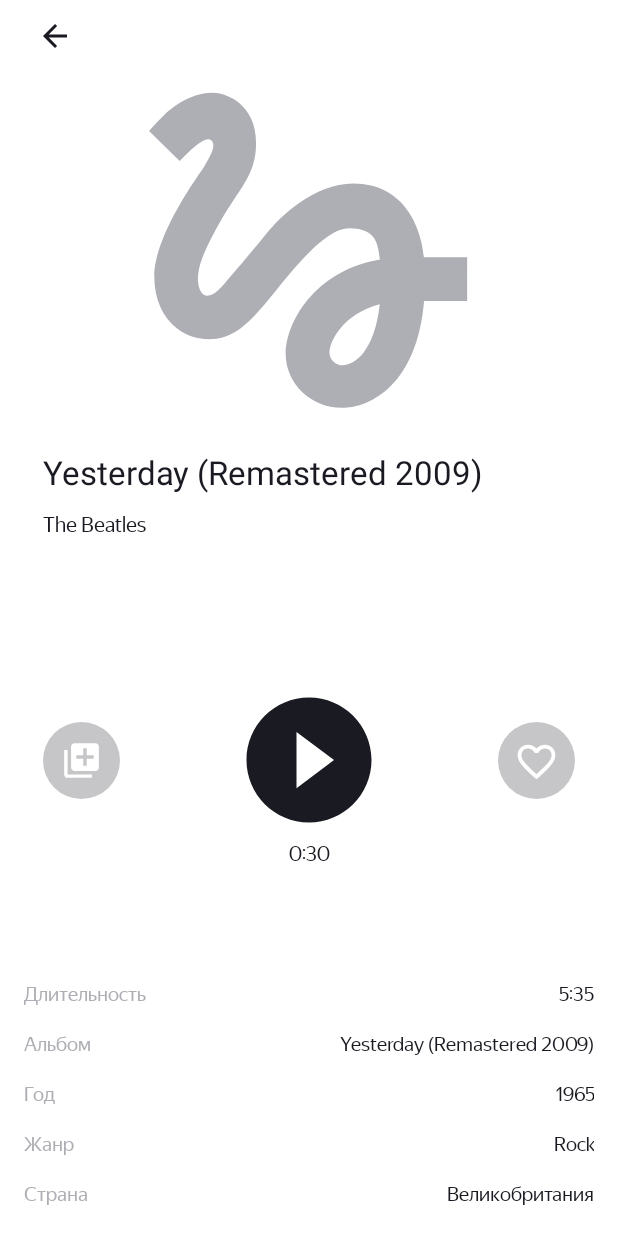
After one commit to RTRT10000/PlaylistMaker, an Android app: the layout activity_audioplayer.xml on its own in the app's theme, with its tools: preview values and no code run, on a phone screen of 412 x 824 dp. The commit adds this screen. Run offline under Robolectric (Android 15) with nearby library versions, the phone set to English and light mode, and no system bars.

Commit message:
Спринт 13. Макет экрана плеера

```diff
--- a/app/src/main/java/com/practicum/playlistmaker/Track.kt
+++ b/app/src/main/java/com/practicum/playlistmaker/Track.kt
@@ -6,4 +6,8 @@ data class Track(
     val trackTimeMillis: String,
     val artworkUrl100: String,
     val trackId: Int,
+    val collectionName: String,
+    val releaseDate: Int,
+    val primaryGenreName: String,
+    val country: String,
 )
--- /dev/null
+++ b/app/src/main/res/drawable/addtoplaylist_button_dark.xml
@@ -0,0 +1,13 @@
+<vector xmlns:android="http://schemas.android.com/apk/res/android"
+    android:width="51dp"
+    android:height="51dp"
+    android:viewportWidth="51"
+    android:viewportHeight="51">
+  <path
+      android:pathData="M25.5,0L25.5,0A25.5,25.5 0,0 1,51 25.5L51,25.5A25.5,25.5 0,0 1,25.5 51L25.5,51A25.5,25.5 0,0 1,0 25.5L0,25.5A25.5,25.5 0,0 1,25.5 0z"
+      android:fillColor="#ffffff"
+      android:fillAlpha="0.25"/>
+  <path
+      android:pathData="M16.3,18.6H14V34.7C14,35.965 15.035,37 16.3,37H32.4V34.7H16.3V18.6ZM34.7,14H20.9C19.635,14 18.6,15.035 18.6,16.3V30.1C18.6,31.365 19.635,32.4 20.9,32.4H34.7C35.965,32.4 37,31.365 37,30.1V16.3C37,15.035 35.965,14 34.7,14ZM33.55,24.35H28.95V28.95H26.65V24.35H22.05V22.05H26.65V17.45H28.95V22.05H33.55V24.35Z"
+      android:fillColor="#ffffff"/>
+</vector>
--- /dev/null
+++ b/app/src/main/res/drawable/addtoplaylist_button_light.xml
@@ -0,0 +1,13 @@
+<vector xmlns:android="http://schemas.android.com/apk/res/android"
+    android:width="51dp"
+    android:height="51dp"
+    android:viewportWidth="51"
+    android:viewportHeight="51">
+  <path
+      android:pathData="M25.5,0L25.5,0A25.5,25.5 0,0 1,51 25.5L51,25.5A25.5,25.5 0,0 1,25.5 51L25.5,51A25.5,25.5 0,0 1,0 25.5L0,25.5A25.5,25.5 0,0 1,25.5 0z"
+      android:fillColor="#1A1B22"
+      android:fillAlpha="0.25"/>
+  <path
+      android:pathData="M16.3,18.6H14V34.7C14,35.965 15.035,37 16.3,37H32.4V34.7H16.3V18.6ZM34.7,14H20.9C19.635,14 18.6,15.035 18.6,16.3V30.1C18.6,31.365 19.635,32.4 20.9,32.4H34.7C35.965,32.4 37,31.365 37,30.1V16.3C37,15.035 35.965,14 34.7,14ZM33.55,24.35H28.95V28.95H26.65V24.35H22.05V22.05H26.65V17.45H28.95V22.05H33.55V24.35Z"
+      android:fillColor="#ffffff"/>
+</vector>
--- /dev/null
+++ b/app/src/main/res/drawable/arrow_back_dark.xml
@@ -0,0 +1,9 @@
+<vector xmlns:android="http://schemas.android.com/apk/res/android"
+    android:width="16dp"
+    android:height="16dp"
+    android:viewportWidth="16"
+    android:viewportHeight="16">
+  <path
+      android:pathData="M16,7H3.83L9.42,1.41L8,0L0,8L8,16L9.41,14.59L3.83,9H16V7Z"
+      android:fillColor="#ffffff"/>
+</vector>
--- /dev/null
+++ b/app/src/main/res/drawable/arrow_back_light.xml
@@ -0,0 +1,9 @@
+<vector xmlns:android="http://schemas.android.com/apk/res/android"
+    android:width="16dp"
+    android:height="16dp"
+    android:viewportWidth="16"
+    android:viewportHeight="16">
+  <path
+      android:pathData="M16,7H3.83L9.42,1.41L8,0L0,8L8,16L9.41,14.59L3.83,9H16V7Z"
+      android:fillColor="#1A1B22"/>
+</vector>
--- /dev/null
+++ b/app/src/main/res/drawable/favorite_button_dark.xml
@@ -0,0 +1,13 @@
+<vector xmlns:android="http://schemas.android.com/apk/res/android"
+    android:width="51dp"
+    android:height="51dp"
+    android:viewportWidth="51"
+    android:viewportHeight="51">
+  <path
+      android:pathData="M25.5,0L25.5,0A25.5,25.5 0,0 1,51 25.5L51,25.5A25.5,25.5 0,0 1,25.5 51L25.5,51A25.5,25.5 0,0 1,0 25.5L0,25.5A25.5,25.5 0,0 1,25.5 0z"
+      android:fillColor="#ffffff"
+      android:fillAlpha="0.25"/>
+  <path
+      android:pathData="M31.125,15C28.95,15 26.862,16.015 25.5,17.62C24.138,16.015 22.05,15 19.875,15C16.025,15 13,18.033 13,21.894C13,26.632 17.25,30.492 23.688,36.358L25.5,38L27.313,36.346C33.75,30.492 38,26.632 38,21.894C38,18.033 34.975,15 31.125,15ZM25.625,34.491L25.5,34.616L25.375,34.491C19.425,29.088 15.5,25.516 15.5,21.894C15.5,19.387 17.375,17.507 19.875,17.507C21.8,17.507 23.675,18.748 24.337,20.465H26.675C27.325,18.748 29.2,17.507 31.125,17.507C33.625,17.507 35.5,19.387 35.5,21.894C35.5,25.516 31.575,29.088 25.625,34.491Z"
+      android:fillColor="#ffffff"/>
+</vector>
--- /dev/null
+++ b/app/src/main/res/drawable/favorite_button_light.xml
@@ -0,0 +1,13 @@
+<vector xmlns:android="http://schemas.android.com/apk/res/android"
+    android:width="51dp"
+    android:height="51dp"
+    android:viewportWidth="51"
+    android:viewportHeight="51">
+  <path
+      android:pathData="M25.5,0L25.5,0A25.5,25.5 0,0 1,51 25.5L51,25.5A25.5,25.5 0,0 1,25.5 51L25.5,51A25.5,25.5 0,0 1,0 25.5L0,25.5A25.5,25.5 0,0 1,25.5 0z"
+      android:fillColor="#1A1B22"
+      android:fillAlpha="0.25"/>
+  <path
+      android:pathData="M31.125,15C28.95,15 26.862,16.015 25.5,17.62C24.138,16.015 22.05,15 19.875,15C16.025,15 13,18.033 13,21.894C13,26.632 17.25,30.492 23.688,36.358L25.5,38L27.313,36.346C33.75,30.492 38,26.632 38,21.894C38,18.033 34.975,15 31.125,15ZM25.625,34.491L25.5,34.616L25.375,34.491C19.425,29.088 15.5,25.516 15.5,21.894C15.5,19.387 17.375,17.507 19.875,17.507C21.8,17.507 23.675,18.748 24.337,20.465H26.675C27.325,18.748 29.2,17.507 31.125,17.507C33.625,17.507 35.5,19.387 35.5,21.894C35.5,25.516 31.575,29.088 25.625,34.491Z"
+      android:fillColor="#ffffff"/>
+</vector>
--- /dev/null
+++ b/app/src/main/res/drawable/play_button_dark.xml
@@ -0,0 +1,9 @@
+<vector xmlns:android="http://schemas.android.com/apk/res/android"
+    android:width="100dp"
+    android:height="100dp"
+    android:viewportWidth="100"
+    android:viewportHeight="100">
+  <path
+      android:pathData="M50,8.33C27,8.33 8.33,27 8.33,50C8.33,73 27,91.67 50,91.67C73,91.67 91.67,73 91.67,50C91.67,27 73,8.33 50,8.33ZM41.67,68.75V31.25L66.67,50L41.67,68.75Z"
+      android:fillColor="#ffffff"/>
+</vector>
--- /dev/null
+++ b/app/src/main/res/drawable/play_button_light.xml
@@ -0,0 +1,9 @@
+<vector xmlns:android="http://schemas.android.com/apk/res/android"
+    android:width="100dp"
+    android:height="100dp"
+    android:viewportWidth="100"
+    android:viewportHeight="100">
+  <path
+      android:pathData="M50,8.33C27,8.33 8.33,27 8.33,50C8.33,73 27,91.67 50,91.67C73,91.67 91.67,73 91.67,50C91.67,27 73,8.33 50,8.33ZM41.67,68.75V31.25L66.67,50L41.67,68.75Z"
+      android:fillColor="#1A1B22"/>
+</vector>
--- /dev/null
+++ b/app/src/main/res/drawable/round_button_without_background.xml
@@ -0,0 +1,9 @@
+<?xml version="1.0" encoding="utf-8"?>
+<shape
+    xmlns:android="http://schemas.android.com/apk/res/android"
+    android:shape="oval">
+
+    <solid android:color="@null"/>
+
+
+</shape>
--- /dev/null
+++ b/app/src/main/res/layout/activity_audioplayer.xml
@@ -0,0 +1,292 @@
+<?xml version="1.0" encoding="utf-8"?>
+<androidx.constraintlayout.widget.ConstraintLayout xmlns:android="http://schemas.android.com/apk/res/android"
+    xmlns:app="http://schemas.android.com/apk/res-auto"
+    xmlns:tools="http://schemas.android.com/tools"
+    android:layout_width="match_parent"
+    android:layout_height="match_parent"
+    android:background="?attr/audioplayer_activity_background">
+
+    <androidx.constraintlayout.widget.Guideline
+        android:id="@+id/left_guideline"
+        android:layout_width="wrap_content"
+        android:layout_height="wrap_content"
+        android:orientation="vertical"
+        app:layout_constraintGuide_percent="0.07"
+        />
+
+    <androidx.constraintlayout.widget.Guideline
+        android:id="@+id/right_guideline"
+        android:layout_width="wrap_content"
+        android:layout_height="wrap_content"
+        android:orientation="vertical"
+        app:layout_constraintGuide_percent="0.93"
+        />
+
+
+    <TextView
+        android:id="@+id/countryText"
+        android:layout_height="wrap_content"
+        android:layout_width="wrap_content"
+        android:gravity="left"
+        app:layout_constraintStart_toStartOf="parent"
+        app:layout_constraintBottom_toBottomOf="parent"
+        android:layout_marginBottom="20dp"
+        android:paddingLeft="16dp"
+        android:textColor="@color/YP_Gray"
+        android:fontFamily="@font/ys_display_regular"
+        android:textSize="@dimen/sp_13"
+        android:text="Страна"
+        />
+
+    <TextView
+        android:id="@+id/genreText"
+        android:layout_height="wrap_content"
+        android:layout_width="wrap_content"
+        android:gravity="left"
+        app:layout_constraintStart_toStartOf="parent"
+        app:layout_constraintBottom_toTopOf="@id/countryText"
+        android:layout_marginBottom="17dp"
+        android:paddingLeft="16dp"
+        android:textColor="@color/YP_Gray"
+        android:fontFamily="@font/ys_display_regular"
+        android:textSize="@dimen/sp_13"
+        android:text="Жанр"
+        />
+
+    <TextView
+        android:id="@+id/yearText"
+        android:layout_height="wrap_content"
+        android:layout_width="wrap_content"
+        android:gravity="left"
+        app:layout_constraintStart_toStartOf="parent"
+        app:layout_constraintBottom_toTopOf="@id/genreText"
+        android:layout_marginBottom="17dp"
+        android:paddingLeft="16dp"
+        android:textColor="@color/YP_Gray"
+        android:fontFamily="@font/ys_display_regular"
+        android:textSize="@dimen/sp_13"
+        android:text="Год"
+        />
+
+    <TextView
+        android:id="@+id/albumText"
+        android:layout_height="wrap_content"
+        android:layout_width="wrap_content"
+        android:gravity="left"
+        app:layout_constraintStart_toStartOf="parent"
+        app:layout_constraintBottom_toTopOf="@id/yearText"
+        android:layout_marginBottom="17dp"
+        android:paddingLeft="16dp"
+        android:textColor="@color/YP_Gray"
+        android:fontFamily="@font/ys_display_regular"
+        android:textSize="@dimen/sp_13"
+        android:text="Альбом"
+        />
+
+    <TextView
+        android:id="@+id/durationText"
+        android:layout_height="wrap_content"
+        android:layout_width="wrap_content"
+        android:gravity="left"
+        app:layout_constraintStart_toStartOf="parent"
+        app:layout_constraintBottom_toTopOf="@id/albumText"
+        android:layout_marginBottom="17dp"
+        android:paddingLeft="16dp"
+        android:textColor="@color/YP_Gray"
+        android:fontFamily="@font/ys_display_regular"
+        android:textSize="@dimen/sp_13"
+        android:text="Длительность"
+        />
+
+    <androidx.constraintlayout.widget.Barrier
+        android:id="@+id/textsBarrier"
+        android:layout_width="wrap_content"
+        android:layout_height="wrap_content"
+        app:constraint_referenced_ids="durationText"
+        app:barrierDirection="end"
+        />
+
+    <TextView
+        android:id="@+id/country"
+        android:layout_height="wrap_content"
+        android:layout_width="wrap_content"
+        android:gravity="right"
+        app:layout_constraintEnd_toEndOf="parent"
+        app:layout_constraintBaseline_toBaselineOf="@id/countryText"
+        android:paddingRight="16dp"
+        android:textColor="@color/YP_Black"
+        android:fontFamily="@font/ys_display_regular"
+        android:textSize="@dimen/sp_13"
+        tools:text="Великобритания"
+        />
+
+    <TextView
+        android:id="@+id/primaryGenreName"
+        android:layout_height="wrap_content"
+        android:layout_width="wrap_content"
+        android:gravity="right"
+        app:layout_constraintEnd_toEndOf="parent"
+        app:layout_constraintBaseline_toBaselineOf="@id/genreText"
+        android:paddingRight="16dp"
+        android:textColor="@color/YP_Black"
+        android:fontFamily="@font/ys_display_regular"
+        android:textSize="@dimen/sp_13"
+        tools:text="Rock"
+        />
+
+    <TextView
+        android:id="@+id/releaseDate"
+        android:layout_height="wrap_content"
+        android:layout_width="wrap_content"
+        android:gravity="right"
+        app:layout_constraintEnd_toEndOf="parent"
+        app:layout_constraintBaseline_toBaselineOf="@id/yearText"
+        android:paddingRight="16dp"
+        android:textColor="@color/YP_Black"
+        android:fontFamily="@font/ys_display_regular"
+        android:textSize="@dimen/sp_13"
+        tools:text="1965"
+        />
+
+    <TextView
+        android:id="@+id/collectionName"
+        android:layout_height="wrap_content"
+        android:layout_width="0dp"
+        android:gravity="right"
+        app:layout_constraintEnd_toEndOf="parent"
+        app:layout_constraintBaseline_toBaselineOf="@id/albumText"
+        android:paddingRight="16dp"
+        android:textColor="@color/YP_Black"
+        android:fontFamily="@font/ys_display_regular"
+        android:textSize="@dimen/sp_13"
+        tools:text="Yesterday (Remastered 2009)"
+        android:maxLines="1"
+        android:ellipsize="end"
+        app:layout_constraintStart_toEndOf="@id/textsBarrier"
+        />
+
+    <TextView
+        android:id="@+id/trackTimeMillisFull"
+        android:layout_height="wrap_content"
+        android:layout_width="wrap_content"
+        android:gravity="right"
+        app:layout_constraintEnd_toEndOf="parent"
+        app:layout_constraintBaseline_toBaselineOf="@id/durationText"
+        android:paddingRight="16dp"
+        android:textColor="@color/YP_Black"
+        android:fontFamily="@font/ys_display_regular"
+        android:textSize="@dimen/sp_13"
+        tools:text="5:35"
+        />
+
+
+
+    <ImageButton
+        android:id="@+id/backButton"
+        android:layout_width="wrap_content"
+        android:layout_height="wrap_content"
+        android:background="@null"
+        android:layout_marginTop="16dp"
+        app:layout_constraintStart_toStartOf="@id/left_guideline"
+        app:layout_constraintTop_toTopOf="parent"
+        app:srcCompat="?attr/arrow_back"/>
+
+       <ImageView
+        android:id="@+id/cover"
+        android:layout_width="0dp"
+        android:layout_height="0dp"
+        android:layout_marginTop="26dp"
+        android:layout_marginBottom="24dp"
+        app:layout_constraintDimensionRatio="1:1"
+        android:scaleType="centerCrop"
+        app:layout_constraintEnd_toStartOf="@id/right_guideline"
+        app:layout_constraintStart_toStartOf="@id/left_guideline"
+        app:layout_constraintTop_toBottomOf="@+id/backButton"
+        app:layout_constraintBottom_toTopOf="@id/tvTrackName"
+        app:srcCompat="@drawable/placeholder"/>
+
+
+    <TextView
+        android:id="@+id/tvTrackName"
+        android:layout_height="wrap_content"
+        android:layout_width="0dp"
+        app:layout_constraintStart_toStartOf="@id/left_guideline"
+        app:layout_constraintEnd_toStartOf="@id/right_guideline"
+        app:layout_constraintTop_toTopOf="parent"
+        android:layout_marginTop="300dp"
+        android:textColor="?attr/audioplayer_activity_primary_color"
+        android:textSize="@dimen/sp_22"
+        android:maxLines="1"
+        android:ellipsize="end"
+        tools:text="Yesterday (Remastered 2009)"/>
+
+    <TextView
+        android:id="@+id/tvArtistName"
+        android:layout_height="wrap_content"
+        android:layout_width="0dp"
+        app:layout_constraintStart_toStartOf="@id/left_guideline"
+        app:layout_constraintEnd_toStartOf="@id/right_guideline"
+        app:layout_constraintTop_toBottomOf="@id/tvTrackName"
+        android:layout_marginTop="12dp"
+        android:textColor="?attr/audioplayer_activity_primary_color"
+        android:fontFamily="@font/ys_display_regular"
+        android:textSize="@dimen/sp_14"
+        android:maxLines="1"
+        android:ellipsize="end"
+        tools:text="The Beatles"/>
+
+    <ImageButton
+        android:id="@+id/AddToPlayListButton"
+        android:layout_width="51dp"
+        android:layout_height="51dp"
+        app:srcCompat="?attr/audioplayeer_activity_addtoplaylist_button"
+        android:background="@drawable/round_button_without_background"
+        app:layout_constraintStart_toStartOf="@id/left_guideline"
+        app:layout_constraintEnd_toStartOf="@id/PlayButton"
+        app:layout_constraintTop_toTopOf="@id/PlayButton"
+        app:layout_constraintBottom_toBottomOf="@id/PlayButton"
+        app:layout_constraintHorizontal_chainStyle="spread_inside"
+        />
+
+    <ImageButton
+        android:id="@+id/PlayButton"
+        android:layout_width="100dp"
+        android:layout_height="100dp"
+        app:srcCompat="?attr/audioplayer_activity_play_button"
+        android:background="@drawable/round_button_without_background"
+
+        app:layout_constraintStart_toEndOf="@id/AddToPlayListButton"
+        app:layout_constraintEnd_toStartOf="@id/favoriteButton"
+        app:layout_constraintTop_toBottomOf="@id/tvArtistName"
+        app:layout_constraintBottom_toTopOf="@id/durationText"
+        />
+
+    <ImageButton
+        android:id="@+id/favoriteButton"
+        android:layout_width="51dp"
+        android:layout_height="51dp"
+        app:srcCompat="?attr/audioplayeer_activity_favorite_button"
+        android:background="@drawable/round_button_without_background"
+        app:layout_constraintStart_toEndOf="@id/PlayButton"
+        app:layout_constraintEnd_toStartOf="@id/right_guideline"
+        app:layout_constraintTop_toTopOf="@id/PlayButton"
+        app:layout_constraintBottom_toBottomOf="@id/PlayButton"
+        />
+
+    <TextView
+        android:id="@+id/trackTimeMillis"
+        android:layout_height="16dp"
+        android:layout_width="100dp"
+        android:gravity="center"
+        app:layout_constraintStart_toStartOf="@id/left_guideline"
+        app:layout_constraintEnd_toStartOf="@id/right_guideline"
+        app:layout_constraintTop_toBottomOf="@id/PlayButton"
+        android:layout_marginTop="4dp"
+        android:textColor="?attr/audioplayer_activity_primary_color"
+        android:fontFamily="@font/ys_display_regular"
+        android:textSize="@dimen/sp_14"
+        android:maxLines="1"
+        tools:text="0:30"/>
+
+
+</androidx.constraintlayout.widget.ConstraintLayout>
--- a/app/src/main/res/values-night/themes.xml
+++ b/app/src/main/res/values-night/themes.xml
@@ -20,7 +20,14 @@
         <item name="place_holder_not_found">@drawable/search_placeholder_dark</item>
         <item name="place_holder_connection_error">@drawable/search_placeholder_net_dark</item>
         <item name="search_activity_text_color_text_placeholder">@color/white</item>
+        <!--      ACTIVITY_AUDIOPLAYEER -->
         <item name="clear_cancel_button">@drawable/clearbutton_dark</item>
+        <item name="arrow_back">@drawable/arrow_back_dark</item>
+        <item name="audioplayer_activity_background">@color/YP_Black</item>
+        <item name="audioplayer_activity_primary_color">@color/white</item>
+        <item name="audioplayer_activity_play_button">@drawable/play_button_dark</item>
+        <item name="audioplayeer_activity_favorite_button">@drawable/favorite_button_dark</item>
+        <item name="audioplayeer_activity_addtoplaylist_button">@drawable/addtoplaylist_button_dark</item>
 
 
     </style>
--- a/app/src/main/res/values/attrs.xml
+++ b/app/src/main/res/values/attrs.xml
@@ -15,7 +15,12 @@
     <attr name="search_activity_text_color_text_placeholder"/>
     <attr name="search_activity_edit_text_textColor_hint"/>
     <attr name="clear_cancel_button"/>
-
+    <attr name="arrow_back"/>
+    <attr name="audioplayer_activity_background"/>
+    <attr name="audioplayer_activity_primary_color"/>
+    <attr name="audioplayer_activity_play_button"/>
+    <attr name="audioplayeer_activity_favorite_button"/>
+    <attr name="audioplayeer_activity_addtoplaylist_button"/>
 
 
 </resources>
--- a/app/src/main/res/values/colors.xml
+++ b/app/src/main/res/values/colors.xml
@@ -13,4 +13,9 @@
     <color name="YP_Light_Gray">#E6E8EB</color>
     <color name="YP_White">#FFFFFFFF</color>
     <color name="light_gray">#AEAFB4</color>
+    <color name="dark_gray">#403D2C</color>
+
+
+
+
 </resources>
--- a/app/src/main/res/values/dimens.xml
+++ b/app/src/main/res/values/dimens.xml
@@ -7,6 +7,7 @@
     <dimen name="sp_22">22sp</dimen>
     <dimen name="sp_16">16sp</dimen>
     <dimen name="sp_14">14sp</dimen>
+    <dimen name="sp_13">13sp</dimen>
     <dimen name="sp_19">19sp</dimen>
     <dimen name="sp_11">11sp</dimen>
     <dimen name="dp_16">16dp</dimen>
--- a/app/src/main/res/values/themes.xml
+++ b/app/src/main/res/values/themes.xml
@@ -20,7 +20,16 @@
         <item name="place_holder_not_found">@drawable/search_placeholder_light</item>
         <item name="place_holder_connection_error">@drawable/search_placeholder_net_light</item>
         <item name="search_activity_text_color_text_placeholder">@color/YP_Black</item>
+        <!--      ACTIVITY_AUDIOPLAYEER -->
         <item name="clear_cancel_button">@drawable/clearbutton_light</item>
+        <item name="arrow_back">@drawable/arrow_back_light</item>
+        <item name="audioplayer_activity_background">@color/white</item>
+        <item name="audioplayer_activity_primary_color">@color/YP_Black</item>
+        <item name="audioplayer_activity_play_button">@drawable/play_button_light</item>
+        <item name="audioplayeer_activity_favorite_button">@drawable/favorite_button_light</item>
+        <item name="audioplayeer_activity_addtoplaylist_button">@drawable/addtoplaylist_button_light</item>
+
+
 
 
 
--- a/build.gradle.kts
+++ b/build.gradle.kts
@@ -1,5 +1,5 @@
 // Top-level build file where you can add configuration options common to all sub-projects/modules.
 plugins {
-    id("com.android.application") version "8.1.1" apply false
+    id("com.android.application") version "8.5.0" apply false
     id("org.jetbrains.kotlin.android") version "1.9.0" apply false
 }
```
Also changed, not shown: gradle/wrapper/gradle-wrapper.properties.
